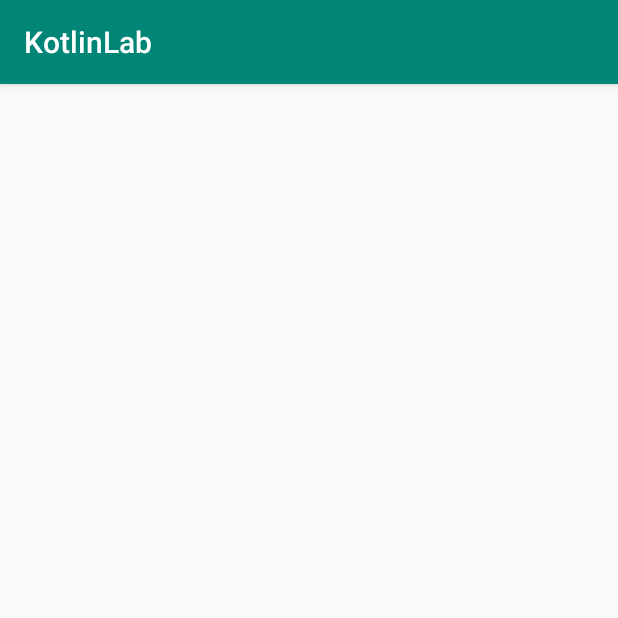
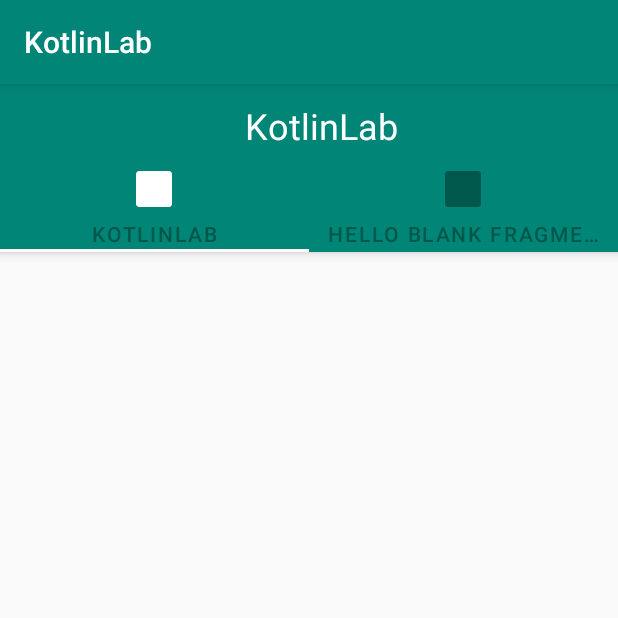
Before and after one commit to Gaiuss/kotlinLab, an Android app: the screen it shows after launch (MainActivity), on a phone screen of 412 x 824 dp, the top half of it. Run offline under Robolectric (Android 15) with nearby library versions, the phone set to English and light mode, and no system bars; our stand-ins replace data binding; 1 statement that could not run was skipped.

Commit message:
Adapter two Fragment

```diff
--- a/app/build.gradle
+++ b/app/build.gradle
@@ -12,8 +12,8 @@ android {
         applicationId "com.gaius.kotlinlab"
         minSdkVersion rootProject.minSdkVersion
         targetSdkVersion rootProject.targetSdkVersion
-        versionCode 1
-        versionName "1.0"
+        versionCode 2
+        versionName "1.0.02.1120_beta"
         testInstrumentationRunner "androidx.test.runner.AndroidJUnitRunner"
         vectorDrawables.useSupportLibrary true
     }
--- /dev/null
+++ b/app/src/main/java/com/gaius/kotlinlab/GardenFragment.kt
@@ -0,0 +1,24 @@
+package com.gaius.kotlinlab
+
+
+import android.os.Bundle
+import androidx.fragment.app.Fragment
+import android.view.LayoutInflater
+import android.view.View
+import android.view.ViewGroup
+
+/**
+ * A simple [Fragment] subclass.
+ */
+class GardenFragment : Fragment() {
+
+    override fun onCreateView(
+        inflater: LayoutInflater, container: ViewGroup?,
+        savedInstanceState: Bundle?
+    ): View? {
+        // Inflate the layout for this fragment
+        return inflater.inflate(R.layout.fragment_garden, container, false)
+    }
+
+
+}
--- a/app/src/main/java/com/gaius/kotlinlab/HomeViewPagerFragment.kt
+++ b/app/src/main/java/com/gaius/kotlinlab/HomeViewPagerFragment.kt
@@ -4,8 +4,13 @@ import android.os.Bundle
 import android.view.LayoutInflater
 import android.view.View
 import android.view.ViewGroup
+import androidx.appcompat.app.AppCompatActivity
 import androidx.fragment.app.Fragment
-import com.gaius.kotlinlab.databinding.HomeViewPagerFragmentBinding
+import com.gaius.kotlinlab.adapters.MY_GARDEN_PAGE_INDEX
+import com.gaius.kotlinlab.adapters.PLANT_LIST_PAGE_INDEX
+import com.gaius.kotlinlab.adapters.SunflowerPagerAdapter
+import com.gaius.kotlinlab.databinding.FragmentViewPagerBinding
+import com.google.android.material.tabs.TabLayoutMediator
 
 class HomeViewPagerFragment : Fragment() {
 
@@ -14,12 +19,34 @@ class HomeViewPagerFragment : Fragment() {
         container: ViewGroup?,
         savedInstanceState: Bundle?
     ): View? {
-        val binding = HomeViewPagerFragmentBinding.inflate(inflater, container, false)
+        val binding = FragmentViewPagerBinding.inflate(inflater, container, false)
         val tabLayout = binding.tabs
         val viewPager = binding.viewPager
 
-//        viewPager.adapter
-        return null
+        viewPager.adapter = SunflowerPagerAdapter(this)
+
+        TabLayoutMediator(tabLayout, viewPager) { tab, position ->
+            tab.setIcon(getTabIcon(position))
+            tab.text = getTabTitle(position)
+        }.attach()
+
+        (activity as AppCompatActivity).setSupportActionBar(binding.toolbar)
+        return binding.root
     }
 
+    private fun getTabIcon(position: Int): Int {
+        return when (position) {
+            MY_GARDEN_PAGE_INDEX -> R.mipmap.ic_launcher_round
+            PLANT_LIST_PAGE_INDEX -> R.mipmap.ic_launcher
+            else -> throw IndexOutOfBoundsException()
+        }
+    }
+
+    private fun getTabTitle(position: Int): String? {
+        return when (position) {
+            MY_GARDEN_PAGE_INDEX -> getString(R.string.app_name)
+            PLANT_LIST_PAGE_INDEX -> getString(R.string.hello_blank_fragment)
+            else -> null
+        }
+    }
 }
--- a/app/src/main/java/com/gaius/kotlinlab/MainActivity.kt
+++ b/app/src/main/java/com/gaius/kotlinlab/MainActivity.kt
@@ -1,12 +1,14 @@
 package com.gaius.kotlinlab
 
+import android.os.Bundle
 import androidx.appcompat.app.AppCompatActivity
-import android.os.Bundle
+import androidx.databinding.DataBindingUtil
+import com.gaius.kotlinlab.databinding.ActivityMainBinding
 
 class MainActivity : AppCompatActivity() {
 
     override fun onCreate(savedInstanceState: Bundle?) {
         super.onCreate(savedInstanceState)
-        setContentView(R.layout.activity_main)
+        DataBindingUtil.setContentView<ActivityMainBinding>(this, R.layout.activity_main)
     }
 }
--- a/app/src/main/java/com/gaius/kotlinlab/adapters/SunflowerPagerAdapter.kt
+++ b/app/src/main/java/com/gaius/kotlinlab/adapters/SunflowerPagerAdapter.kt
@@ -2,6 +2,8 @@ package com.gaius.kotlinlab.adapters
 
 import androidx.fragment.app.Fragment
 import androidx.viewpager2.adapter.FragmentStateAdapter
+import com.gaius.kotlinlab.GardenFragment
+import com.gaius.kotlinlab.PlantListFragment
 
 const val MY_GARDEN_PAGE_INDEX = 0
 const val PLANT_LIST_PAGE_INDEX = 1
@@ -12,7 +14,8 @@ class SunflowerPagerAdapter(fragment: Fragment) : FragmentStateAdapter(fragment)
      * Mapping of the ViewPager page indexes to their respective Fragments
      */
     private val tabFragmentsCreators: Map<Int, () -> Fragment> = mapOf(
-//        MY_GARDEN_PAGE_INDEX to {G}
+        MY_GARDEN_PAGE_INDEX to { GardenFragment() },
+        PLANT_LIST_PAGE_INDEX to { PlantListFragment() }
     )
 
     override fun getItemCount() = tabFragmentsCreators.size
--- /dev/null
+++ b/app/src/main/res/layout/fragment_garden.xml
@@ -0,0 +1,19 @@
+<?xml version="1.0" encoding="utf-8"?>
+<layout xmlns:android="http://schemas.android.com/apk/res/android"
+    xmlns:app="http://schemas.android.com/apk/res-auto"
+    xmlns:tools="http://schemas.android.com/tools">
+
+    <data>
+        <variable
+            name="hasPlantings"
+            type="boolean" />
+    </data>
+
+    <FrameLayout
+        android:layout_width="match_parent"
+        android:layout_height="match_parent">
+
+
+    </FrameLayout>
+
+</layout>
--- a/app/src/main/res/layout/fragment_plant_detail.xml
+++ b/app/src/main/res/layout/fragment_plant_detail.xml
@@ -5,7 +5,6 @@
     android:layout_height="match_parent"
     tools:context=".PlantDetailFragment">
 
-    <!-- TODO: Update blank fragment layout -->
     <TextView
         android:layout_width="match_parent"
         android:layout_height="match_parent"
--- a/app/src/main/res/layout/home_view_pager_fragment.xml
+++ b/app/src/main/res/layout/fragment_view_pager.xml
@@ -12,14 +12,14 @@
             android:id="@+id/view_pager"
             android:layout_width="match_parent"
             android:layout_height="match_parent"
-            app:layout_behavior="@string/app_name" />
+            app:layout_behavior="@string/appbar_scrolling_view_behavior" />
 
         <com.google.android.material.appbar.AppBarLayout
             android:id="@+id/app_bar_layout"
             android:layout_width="match_parent"
             android:layout_height="wrap_content"
             android:fitsSystemWindows="true"
-            android:theme="@style/ThemeOverlay.MaterialComponents.Dark.ActionBar">
+            android:theme="@style/Theme.KotlinLab.AppBarOverlay">
 
             <com.google.android.material.appbar.CollapsingToolbarLayout
                 android:id="@+id/toolbar_layout"
@@ -52,6 +52,7 @@
                 android:layout_height="?attr/actionBarSize"
                 app:tabIconTint="@drawable/tab_icon_color_selector"
                 app:tabTextColor="?attr/colorPrimaryDark" />
+
         </com.google.android.material.appbar.AppBarLayout>
     </androidx.coordinatorlayout.widget.CoordinatorLayout>
 
--- a/app/src/main/res/navigation/nav_garden.xml
+++ b/app/src/main/res/navigation/nav_garden.xml
@@ -7,7 +7,7 @@
     <fragment
         android:id="@+id/view_pager_fragment"
         android:name="com.gaius.kotlinlab.HomeViewPagerFragment"
-        tools:layout="@layout/home_view_pager_fragment">
+        tools:layout="@layout/fragment_view_pager">
         <action
             android:id="@+id/action_view_pager_fragment_to_plant_detail_fragment"
             app:destination="@+id/plant_detail_fragment"
--- /dev/null
+++ b/app/src/main/res/values-night/styles.xml
@@ -0,0 +1,5 @@
+<?xml version="1.0" encoding="utf-8"?>
+<resources>
+
+    <style name="Theme.Sunflower.AppBarOverlay" parent="ThemeOverlay.MaterialComponents.Dark.ActionBar" />
+</resources>
--- a/app/src/main/res/values/strings.xml
+++ b/app/src/main/res/values/strings.xml
@@ -1,6 +1,5 @@
 <resources>
     <string name="app_name">KotlinLab</string>
 
-    <!-- TODO: Remove or change this placeholder text -->
     <string name="hello_blank_fragment">Hello blank fragment</string>
 </resources>
--- a/app/src/main/res/values/styles.xml
+++ b/app/src/main/res/values/styles.xml
@@ -8,4 +8,6 @@
         <item name="colorAccent">@color/colorAccent</item>
     </style>
 
+    <style name="Theme.KotlinLab.AppBarOverlay" parent="ThemeOverlay.MaterialComponents.Dark.ActionBar" />
+
 </resources>
```
Also changed, not shown: app/src/main/java/com/gaius/kotlinlab/PlantListFragment.kt (added, +24 -0 lines), app/src/main/res/layout/fragment_plant_list.xml (added, +12 -0 lines), app/src/main/res/values/dimens.xml (added, +33 -0 lines), app/src/main/res/values/integers.xml (added, +7 -0 lines).
